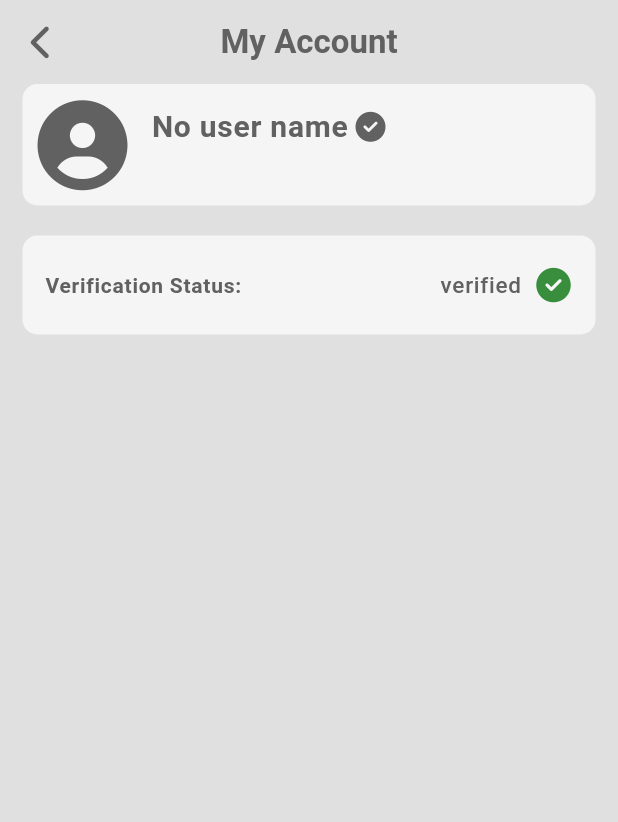
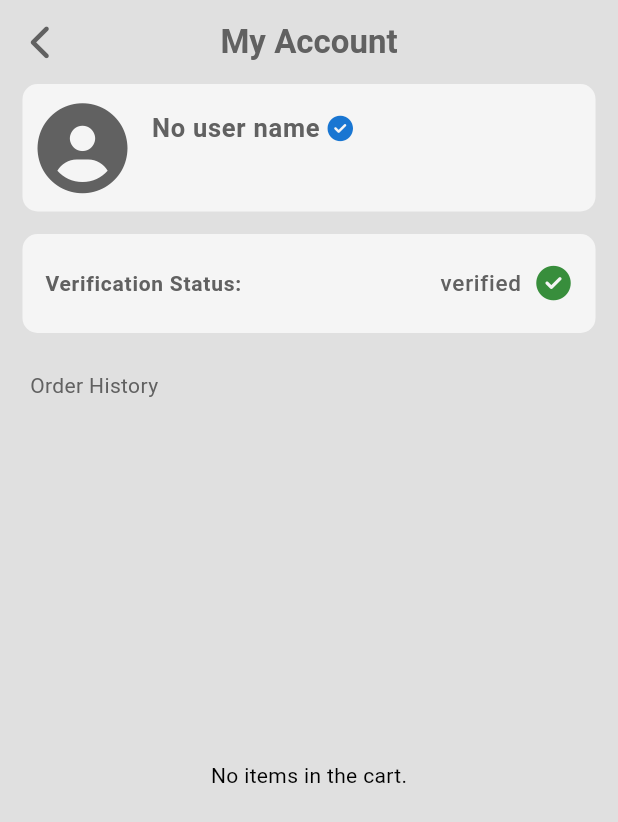
Before and after one commit to talalalghazal5/foodify, a Flutter app: the screen it shows once a user with an empty profile is signed in, in the side drawer, after a tap on "Account", on a phone screen of 412 x 824 dp. Shown: the top 822 px of the screen. Run offline on Flutter 3.47's test engine with Material 3 defaults, Android fonts, the phone set to English and light mode, and no system bars; our stand-ins replace awesome_snackbar_content, cloud_firestore, email_validator, firebase_auth, firebase_core, font_awesome_flutter; accounts and stored records are empty; Roboto replaces fonts that are missing (sf_pro_display_regular).

Commit message:
edited the database

```diff
--- a/lib/components/my_cart_tile.dart
+++ b/lib/components/my_cart_tile.dart
@@ -134,7 +134,7 @@ class MyCartTile extends StatelessWidget {
                       onIncrement: () => restaurant.addToCart(
                           food: cartItem.food,
                           selectedAddOns: cartItem.selectedAddOns),
-                      food: cartItem.food),
+                      ),
                 ],
               )
             ],
--- a/lib/components/my_quantity_selector.dart
+++ b/lib/components/my_quantity_selector.dart
@@ -6,13 +6,12 @@ class MyQuantitySelector extends StatelessWidget {
   final int quantity;
   final VoidCallback onDecrement;
   final VoidCallback onIncrement;
-  final Food food;
 
   const MyQuantitySelector(
       {super.key, required this.quantity,
       required this.onDecrement,
       required this.onIncrement,
-      required this.food});
+      });
 
   @override
   Widget build(BuildContext context) {
--- a/lib/models/cart_item.dart
+++ b/lib/models/cart_item.dart
@@ -7,6 +7,10 @@ class CartItem {
 
   CartItem({required this.food, this.selectedAddOns , this.quantity = 1});
 
+
+  void updateQuantity(int newQuantity) {
+    quantity = newQuantity;
+  }
   double get totalPrice {
     // TODO: Ask Copilot about this fold() function:
     if (selectedAddOns != null) {
@@ -18,6 +22,4 @@ class CartItem {
     }
   }
 
-
-
 }
--- a/lib/pages/account_page.dart
+++ b/lib/pages/account_page.dart
@@ -1,8 +1,14 @@
+// ignore_for_file: avoid_print
+
+import 'package:cloud_firestore/cloud_firestore.dart';
 import 'package:firebase_auth/firebase_auth.dart';
-import 'package:firebase_dynamic_links/firebase_dynamic_links.dart';
 import 'package:flutter/cupertino.dart';
 import 'package:flutter/material.dart';
 import 'package:font_awesome_flutter/font_awesome_flutter.dart';
+import 'package:foodify/models/cart_item.dart';
+import 'package:foodify/models/food.dart';
+import 'package:foodify/services/database/firestore.dart';
+import 'package:intl/intl.dart';
 
 class AccountPage extends StatefulWidget {
   const AccountPage({super.key});
@@ -13,16 +19,25 @@ class AccountPage extends StatefulWidget {
 
 class _AccountPageState extends State<AccountPage> {
   late final User? user;
+  FirestoreServices database = FirestoreServices();
+
   @override
   void initState() {
     super.initState();
     final auth = FirebaseAuth.instance;
     try {
       user = auth.currentUser;
+
       print('User data: ${user != null ? user!.toString() : 'No user'}');
     } catch (e) {
       print('$e========================================================');
     }
+
+  }
+
+  getCart() async {
+    QuerySnapshot snapshots = await database.cart.get();
+    setState(() {});
   }
 
   @override
@@ -46,13 +61,11 @@ class _AccountPageState extends State<AccountPage> {
                 color: Theme.of(context).colorScheme.inversePrimary,
               )),
         ),
-      body: Column(
+        body: SingleChildScrollView(
+          child: Column(
             children: [
-          Expanded(
-              child: ListView(
-            children: [
-              Container(
-                margin: const EdgeInsets.symmetric(horizontal: 15),
+              Padding(
+                padding: const EdgeInsets.symmetric(horizontal: 15),
                 child: ListTile(
                   shape: RoundedRectangleBorder(
                       borderRadius: BorderRadius.circular(10)),
@@ -69,13 +82,15 @@ class _AccountPageState extends State<AccountPage> {
                     children: [
                       Text(
                         user!.displayName == null || user!.displayName! == ''
-                            ? 'No user name' : user!.isAnonymous ?'Guest'
+                            ? 'No user name'
+                            : user!.isAnonymous
+                                ? 'Guest'
                                 : user!.displayName!,
                         style: TextStyle(
                             fontFamily: 'sf_pro_display_regular',
                             color: Theme.of(context).colorScheme.inversePrimary,
                             fontWeight: FontWeight.bold,
-                            fontSize: 20),
+                            fontSize: 17),
                       ),
                       if (user!.emailVerified) ...[
                         const SizedBox(
@@ -83,8 +98,8 @@ class _AccountPageState extends State<AccountPage> {
                         ),
                         FaIcon(
                           FontAwesomeIcons.solidCircleCheck,
-                          color: Theme.of(context).colorScheme.inversePrimary,
-                          size: 20,
+                          color: Colors.blue[700],
+                          size: 17,
                         )
                       ],
                     ],
@@ -100,10 +115,12 @@ class _AccountPageState extends State<AccountPage> {
                 ),
               ),
               const SizedBox(
-                height: 20,
+                height: 15,
               ),
-              Container(
-                margin: const EdgeInsets.symmetric(horizontal: 15),
+              Padding(
+                padding: const EdgeInsets.symmetric(
+                  horizontal: 15,
+                ),
                 child: ListTile(
                     shape: RoundedRectangleBorder(
                         borderRadius: BorderRadius.circular(10)),
@@ -213,12 +230,56 @@ class _AccountPageState extends State<AccountPage> {
                                   fontFamily: 'sf_pro_display_regular',
                                   fontSize: 12),
                             ))),
-              )
-            ],
+              ),
+              const SizedBox(
+                height: 25,
+              ),
+              Align(
+                  alignment: Alignment.centerLeft,
+                  child: Padding(
+                    padding: const EdgeInsets.symmetric(horizontal: 20.0),
+                    child: Text(
+                      'Order History',
+                      style: TextStyle(
+                          fontFamily: 'sf_pro_display_regular',
+                          color: Theme.of(context).colorScheme.inversePrimary),
+                    ),
                   )),
+              Container(
+                  height: 500,
+                  child: StreamBuilder(
+                    stream: database.cart.snapshots(),
+                    builder: (context, snapshot) {
+                      if (snapshot.connectionState == ConnectionState.waiting) {
+                        return const Center(
+                          child: CircularProgressIndicator(),
+                        );
+                      }
+                      if (!snapshot.hasData || snapshot.data!.docs.isEmpty) {
+                        return Center(child: Text('No items in the cart.'));
+                      }
+                      var orders = snapshot.data!.docs;
+                      return ListView.builder(
+                        itemCount: orders.length,
+                        itemBuilder: (context, index) {
+                          var item = orders[index];
+                          return Card(
+                            child: ListTile(
+                              title: Text(
+                                  '${item['name']} x ${item['quantity']} '),
+                              subtitle: Text(
+                                item['selectedAddons'].toString(),
+                              ),
+                              trailing: Text('${item['cost']}'),
+                            ),
+                          );
+                        },
+                      );
+                    },
+                  ))
             ],
           ),
-    );
+        ));
   }
 
   void verifyEmail() async {
@@ -252,26 +313,24 @@ class _AccountPageState extends State<AccountPage> {
     } catch (e) {
       print(
           '$e =============================================================================');
-      ScaffoldMessenger.of(context)
-          .showSnackBar(
+      ScaffoldMessenger.of(context).showSnackBar(
         SnackBar(
           content: const Text(
             'An error occurred while sending email verification.',
             style: TextStyle(
-              fontFamily:
-                  'sf_pro_display_regular',
+              fontFamily: 'sf_pro_display_regular',
             ),
           ),
-          behavior:
-              SnackBarBehavior.floating,
-          backgroundColor:
-              Colors.red[900],
+          behavior: SnackBarBehavior.floating,
+          backgroundColor: Colors.red[900],
           shape: RoundedRectangleBorder(
-            borderRadius:
-                BorderRadius.circular(10),
+            borderRadius: BorderRadius.circular(10),
           ),
         ),
       );
     }
   }
 }
+
+
+//
--- a/lib/pages/checkout_page.dart
+++ b/lib/pages/checkout_page.dart
@@ -9,6 +9,7 @@ import 'package:foodify/components/my_text_form_field.dart';
 import 'package:foodify/models/cart_item.dart';
 import 'package:foodify/models/restaurant.dart';
 import 'package:foodify/pages/delivery_progress_page.dart';
+import 'package:foodify/services/database/firestore.dart';
 import 'package:provider/provider.dart';
 
 class CheckoutPage extends StatefulWidget {
@@ -28,13 +29,13 @@ class _CheckoutPageState extends State<CheckoutPage> {
   late TextEditingController passwordController;
   late TextEditingController cardNumberController;
   late User? user;
+  FirestoreServices database = FirestoreServices();
+  bool isShown = false;
 
-  bool isShown = false;
   late List<CartItem> userCart;
   late double totalCartCost;
   @override
   void initState() {
-    // TODO: implement initState
     super.initState();
     final auth = FirebaseAuth.instance;
     user = auth.currentUser;
@@ -72,6 +73,7 @@ class _CheckoutPageState extends State<CheckoutPage> {
                   )),
               TextButton(
                   onPressed: () {
+                    database.addOrderToDataBase();
                     Navigator.pop(context);
                     Navigator.push(
                         context,
--- a/lib/pages/food_page.dart
+++ b/lib/pages/food_page.dart
@@ -6,6 +6,7 @@ import 'package:font_awesome_flutter/font_awesome_flutter.dart';
 import 'package:foodify/components/my_button.dart';
 import 'package:foodify/models/food.dart';
 import 'package:foodify/models/restaurant.dart';
+import 'package:foodify/services/database/firestore.dart';
 import 'package:provider/provider.dart';
 
 class FoodPage extends StatefulWidget {
@@ -27,6 +28,7 @@ class FoodPage extends StatefulWidget {
 }
 
 class _FoodPageState extends State<FoodPage> {
+    FirestoreServices database = FirestoreServices();
   void addToUICart({required Food food, Map<AddOn, bool>? selectedAddOns}) {
     // closing the food page:
     Navigator.pop(context);
--- a/lib/pages/register_page.dart
+++ b/lib/pages/register_page.dart
@@ -3,7 +3,6 @@ import 'package:flutter/cupertino.dart';
 import 'package:flutter/material.dart';
 import 'package:font_awesome_flutter/font_awesome_flutter.dart';
 import 'package:foodify/components/my_button.dart';
-import 'package:foodify/components/my_text_field.dart';
 import 'package:foodify/components/my_text_form_field.dart';
 
 class RegisterPage extends StatefulWidget {
--- a/lib/services/database/firestore.dart
+++ b/lib/services/database/firestore.dart
@@ -1,17 +1,63 @@
 import 'package:cloud_firestore/cloud_firestore.dart';
 import 'package:firebase_auth/firebase_auth.dart';
+import 'package:flutter/cupertino.dart';
+import 'package:foodify/models/cart_item.dart';
+import 'package:foodify/models/restaurant.dart';
 
 class FirestoreServices {
   // add a data collection
+  FirebaseFirestore database = FirebaseFirestore.instance;
   CollectionReference orders = FirebaseFirestore.instance.collection('orders');
-  final _auth = FirebaseAuth.instance;
+  CollectionReference cart = FirebaseFirestore.instance.collection('cart');
 
+  String? userID = FirebaseAuth.instance.currentUser!.uid;
   //save orders to this collection
-  Future<void> saveOrderToDataBase(String receipt)async {
-    orders.add({
-      'date' : DateTime.now(),
-      'order' : receipt,
-      'user' : _auth.currentUser!.isAnonymous? 'Guest' : _auth.currentUser!.email,
+
+int orderNumber = 1;
+Future<void> addOrderToDataBase()async{
+  QuerySnapshot cartSnapshots = await database.collection('cart').get();
+
+  if (cartSnapshots.docs.isNotEmpty) {
+    DocumentReference order = database.collection('orders').doc();
+  List<Map<String, dynamic>> items = cartSnapshots.docs.map((element) {
+    return element.data() as Map<String, dynamic>;
+  }).toList();
+
+  await order.set({
+    'items' : items,
+    'totalPrice' : items.fold(0.0, (summ, item) => summ + item['cost']),
+    'date' : DateTime.now().toIso8601String()
+  });
+    for (DocumentSnapshot doc in cartSnapshots.docs) {
+      await doc.reference.delete();
+    }
+  }
+
+
+}
+
+  Future<void> addCartItemToDatabase(CartItem item) async {
+    DocumentReference response =
+        database.collection('cart').doc(item.food.name);
+
+    await response.set({
+      'id': item.food.name,
+      'name': item.food.name,
+      'image' : item.food.imagePath,
+      'quantity': item.quantity,
+      'cost': item.totalPrice,
+      'selectedAddons': (item.food.availableAddOns == null ||
+              item.selectedAddOns == null ||
+              item.selectedAddOns!.isEmpty)
+          ? 'No addons'
+          : item.selectedAddOns!.map((addon) {
+              return '${addon.name} - (\$${addon.price}) \n ';
+            }).toString(),
     });
   }
+
+  Stream<QuerySnapshot> getUserOrders() {
+    return database.collection('cart').snapshots();
+
+  }
 }
```
Also changed, not shown: lib/models/food.dart (+11 -0 lines), lib/models/restaurant.dart (+31 -4 lines), lib/pages/delivery_progress_page.dart (+54 -15 lines). Lines whose indentation alone changed are shown as unchanged.
